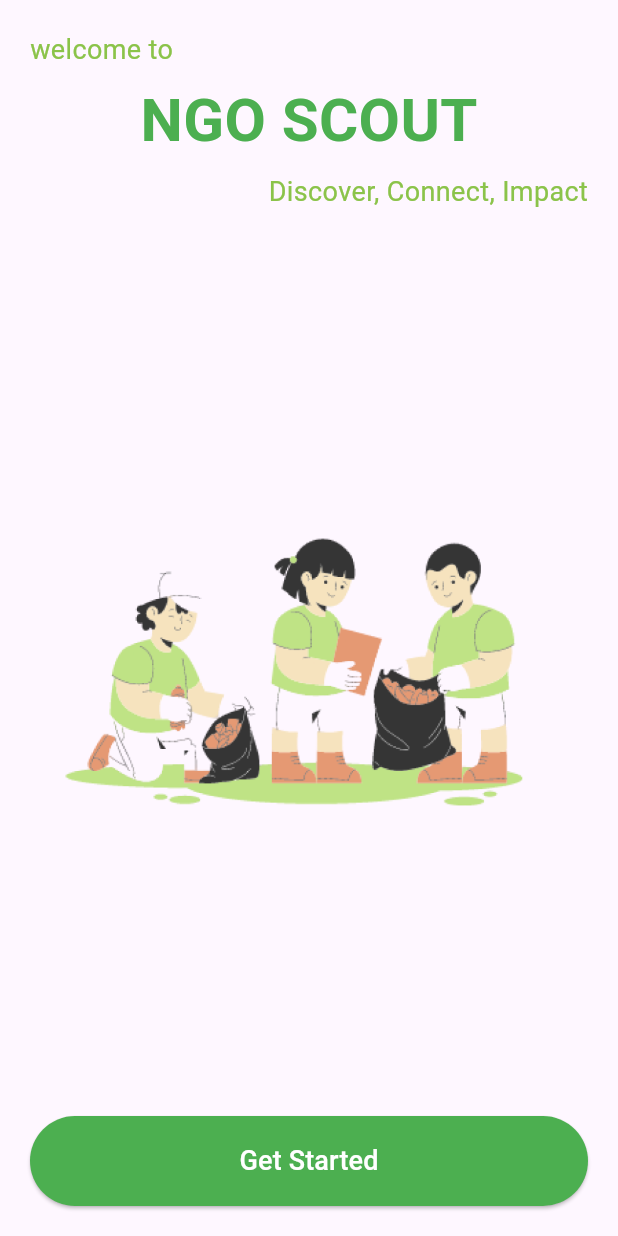
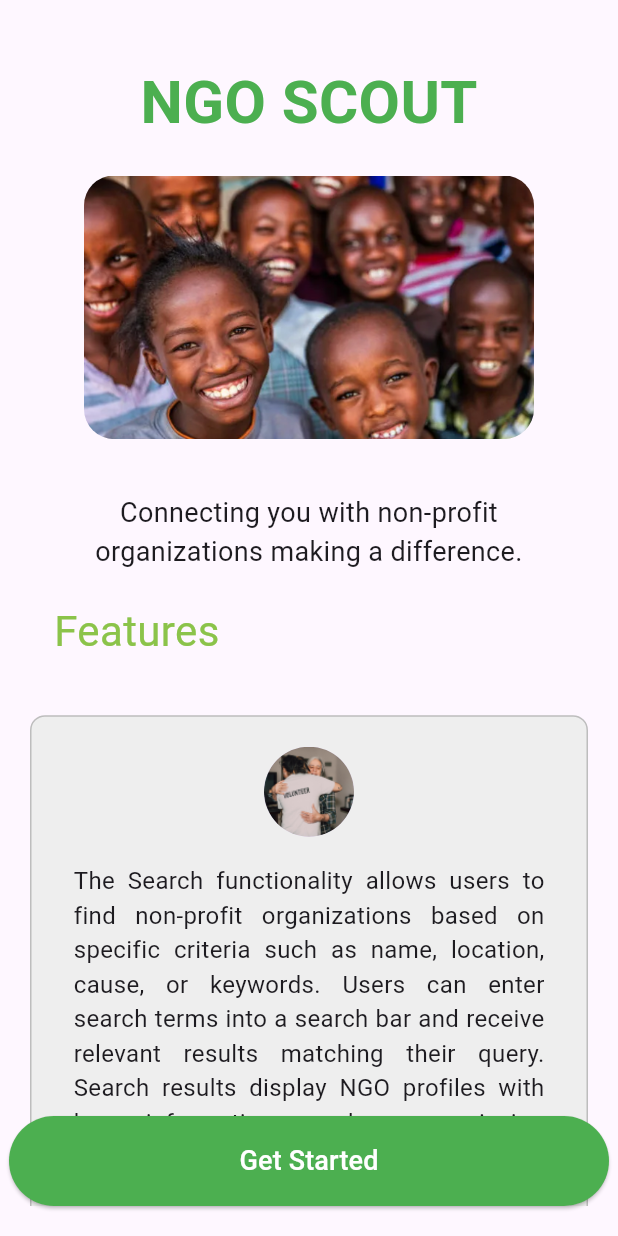
Before and after one commit to Amitkumarkoli/NGO_SCOUT, a Flutter app: the screen it shows after launch, on a phone screen of 412 x 824 dp. Run offline on Flutter 3.47's test engine with Material 3 defaults, Android fonts, the phone set to English and light mode, and no system bars.

Commit message:
add new content screen

```diff
--- a/lib/core/theme/dark_theme.dart
+++ b/lib/core/theme/dark_theme.dart
@@ -5,7 +5,7 @@ class DarkTheme {
     return ThemeData(
       primarySwatch: Colors.blue,
       brightness: Brightness.dark,
-      // Add other dark theme settings here
+
     );
   }
 }
--- a/lib/core/theme/light_theme.dart
+++ b/lib/core/theme/light_theme.dart
@@ -5,7 +5,6 @@ class LightTheme {
     return ThemeData(
       primarySwatch: Colors.blue,
       brightness: Brightness.light,
-      // Add other light theme settings here
     );
   }
 }
--- a/lib/features/domain/providers/welcome_provider.dart
+++ b/lib/features/domain/providers/welcome_provider.dart
@@ -1,12 +1,12 @@
 import 'package:flutter/material.dart';
 
-class WelcomeProvider with ChangeNotifier {
-  String _welcomeMessage = "Welcome to NGO Connect!";
+class WelcomeProvider extends ChangeNotifier {
+  bool _showNewContent = false;
 
-  String get welcomeMessage => _welcomeMessage;
+  bool get showNewContent => _showNewContent;
 
-  void updateMessage(String newMessage) {
-    _welcomeMessage = newMessage;
+  void showNewScreen() {
+    _showNewContent = true;
     notifyListeners();
   }
 }
--- a/lib/features/presentation/screens/scrollable_content_screen.dart
+++ b/lib/features/presentation/screens/scrollable_content_screen.dart
@@ -1,26 +1,118 @@
 import 'package:flutter/material.dart';
 
-class ContentScreen extends StatelessWidget {
-  const ContentScreen({super.key});
-
+class NewContentScreen extends StatelessWidget {
   @override
   Widget build(BuildContext context) {
     return Scaffold(
-      body: SingleChildScrollView(
-        child: Column(
-          children: [
-            Image.asset('assets/images/children_image.png'),
-            const Padding(
-              padding: EdgeInsets.all(16.0),
-              child: Text(
-                'This is the content screen with images and text.',
-                style: TextStyle(fontSize: 18),
+      body: Padding(
+        padding: const EdgeInsets.all(20.0),
+        child: SingleChildScrollView(
+          child: Column(
+            crossAxisAlignment: CrossAxisAlignment.center,
+            children: [
+              SizedBox(height: 20),
+              Text(
+                'NGO SCOUT',
+                style: TextStyle(
+                  fontSize: 40,
+                  fontWeight: FontWeight.bold,
+                  color: Colors.green[500],
+                ),
               ),
-            ),
-            // Add more content as needed
-          ],
+              SizedBox(height: 20),
+              ClipRRect(
+                borderRadius: BorderRadius.circular(20),
+                child: Image.asset(
+                  'assets/images/children_image_2.png',
+                  width: 300,
+                  fit: BoxFit.cover,
+                ),
+              ),
+              SizedBox(height: 20),
+              Padding(
+                padding: const EdgeInsets.all(16.0),
+                child: Column(
+                  crossAxisAlignment: CrossAxisAlignment.start,
+                  children: [
+                    Text(
+                      'Connecting you with non-profit organizations making a difference.',
+                      textAlign: TextAlign.center,
+                      style: TextStyle(fontSize: 18),
+                    ),
+                    SizedBox(height: 20),
+                    Text(
+                      'Features',
+                      style: TextStyle(
+                        fontSize: 28,
+                        fontWeight: FontWeight.w400,
+                        color: Colors.lightGreen,
+                      ),
+                    ),
+                  ],
+                ),
+              ),
+              SizedBox(height: 10),
+              buildContentContainer(
+                'assets/images/avatar1.png',
+                'The Search functionality allows users to find non-profit organizations based '
+                'on specific criteria such as name, location, cause, or keywords. Users can '
+                'enter search terms into a search bar and receive relevant results matching '
+                'their query. Search results display NGO profiles with key information such as '
+                'mission statements, contact details, and ongoing projects.',
+              ),
+              buildContentContainer(
+                'assets/images/avatar2.png',
+                'Detailed NGO profiles offer comprehensive information about each '
+                'organization. This includes mission statements, objectives, impact metrics, '
+                'contact information, social media links, and project details. Users can explore '
+                'these profiles to learn more about the NGO’s activities, achievements, and '
+                'current initiatives.',
+              ),
+              buildContentContainer(
+                'assets/images/avatar3.png',
+                'The interactive map integration feature allows users to visually explore NGOs '
+                'based on their geographical locations. Users can view markers or pins '
+                'representing different organizations on the map. They can interact with these '
+                'markers to access brief information about each NGO, such as mission focus '
+                'and contact details.',
+              ),
+            ],
+          ),
         ),
       ),
     );
   }
+
+  Widget buildContentContainer(String avatarImage, String paragraphText) {
+    return Container(
+      margin: EdgeInsets.symmetric(vertical: 10),
+      padding: EdgeInsets.all(20),
+      decoration: BoxDecoration(
+        color: Colors.grey[200],
+        borderRadius: BorderRadius.circular(10),
+        border: Border.all(
+          color: Colors.grey[400]!,
+          width: 1,
+        ),
+      ),
+      child: Column(
+        crossAxisAlignment: CrossAxisAlignment.center,
+        children: [
+          CircleAvatar(
+            radius: 30,
+            backgroundImage: AssetImage(avatarImage),
+          ),
+          SizedBox(height: 10),
+          Padding(
+            padding: const EdgeInsets.all(8.0),
+            child: Text(
+              paragraphText,
+              textAlign: TextAlign.justify,
+              style: TextStyle(fontSize: 16),
+            ),
+          ),
+        ],
+      ),
+    );
+  }
 }
--- a/lib/features/presentation/screens/welcome_screen.dart
+++ b/lib/features/presentation/screens/welcome_screen.dart
@@ -1,21 +1,36 @@
 import 'package:flutter/material.dart';
+import 'package:ngo_scout/features/presentation/screens/scrollable_content_screen.dart';
 import 'package:provider/provider.dart';
 import '../../domain/providers/welcome_provider.dart';
 
-class WelcomeScreen extends StatelessWidget {
-  const WelcomeScreen({super.key});
+class WelcomeScreen extends StatefulWidget {
+  @override
+  _WelcomeScreenState createState() => _WelcomeScreenState();
+}
+
+class _WelcomeScreenState extends State<WelcomeScreen> {
+  @override
+  void initState() {
+    super.initState();
+    Future.delayed(Duration(seconds: 5), () {
+      Provider.of<WelcomeProvider>(context, listen: false).showNewScreen();
+    });
+  }
 
   @override
   Widget build(BuildContext context) {
     final welcomeProvider = Provider.of<WelcomeProvider>(context);
 
     return Scaffold(
-      body: Padding(
+      body: Stack(
+        children: [
+          if (!welcomeProvider.showNewContent) ...[
+            Padding(
               padding: const EdgeInsets.all(20.0),
               child: Column(
                 crossAxisAlignment: CrossAxisAlignment.start,
                 children: [
-            const Text(
+                  Text(
                     'welcome to',
                     style: TextStyle(
                       fontSize: 18,
@@ -23,7 +38,7 @@ class WelcomeScreen extends StatelessWidget {
                       color: Colors.lightGreen,
                     ),
                   ),
-            const SizedBox(height: 6),
+                  SizedBox(height: 6),
                   Center(
                     child: Text(
                       'NGO SCOUT',
@@ -34,8 +49,8 @@ class WelcomeScreen extends StatelessWidget {
                       ),
                     ),
                   ),
-            const SizedBox(height: 6),
-            const Align(
+                  SizedBox(height: 6),
+                  Align(
                     alignment: Alignment.centerRight,
                     child: Text(
                       'Discover, Connect, Impact',
@@ -46,17 +61,28 @@ class WelcomeScreen extends StatelessWidget {
                       ),
                     ),
                   ),
-            const Spacer(),
-            SizedBox(
-              width: 600,
+                  Spacer(),
+                  Center(
+                    child: SizedBox(
+                      width: 700,
                       height: 400,
                       child: Image.asset(
                         'assets/images/children_image.png',
                         fit: BoxFit.cover,
                       ),
                     ),
-            const Spacer(),
-            Center(
+                  ),
+                  Spacer(),
+                ],
+              ),
+            ),
+          ] else
+            NewContentScreen(),
+          Positioned(
+            bottom: 20,
+            left: 0,
+            right: 0,
+            child: Center(
               child: SizedBox(
                 width: 400,
                 height: 60,
@@ -66,17 +92,17 @@ class WelcomeScreen extends StatelessWidget {
                     foregroundColor: Colors.white,
                   ),
                   onPressed: () {
-                    welcomeProvider.updateMessage("Let's Get Started!");
+
                   },
-                  child: const Text(
+                  child: Text(
                     'Get Started',
                     style: TextStyle(fontSize: 18),
                   ),
                 ),
               ),
             ),
+          ),
         ],
-        ),
       ),
     );
   }
--- a/lib/main.dart
+++ b/lib/main.dart
@@ -1,32 +1,23 @@
 import 'package:flutter/material.dart';
+import 'package:ngo_scout/features/domain/providers/welcome_provider.dart';
+import 'package:ngo_scout/features/presentation/screens/welcome_screen.dart';
 import 'package:provider/provider.dart';
-import 'core/routes/app_routes.dart';
-import 'core/theme/app_theme.dart';
-import 'features/domain/providers/welcome_provider.dart';
-import 'features/presentation/screens/welcome_screen.dart';
 
 void main() {
-  runApp(const NGOConnectApp());
+  runApp(MyApp());
 }
 
-class NGOConnectApp extends StatelessWidget {
-  const NGOConnectApp({super.key});
-
+class MyApp extends StatelessWidget {
   @override
   Widget build(BuildContext context) {
-    return MultiProvider(
-      providers: [
-        ChangeNotifierProvider(create: (_) => WelcomeProvider()),
-      ],
+    return ChangeNotifierProvider(
+      create: (context) => WelcomeProvider(),
       child: MaterialApp(
-        debugShowCheckedModeBanner: false,
-        title: 'NGO Connect',
-        theme: AppTheme.lightTheme,
-        darkTheme: AppTheme.darkTheme,
-        initialRoute: AppRoutes.welcome,
-        routes: {
-          AppRoutes.welcome: (context) => const WelcomeScreen(),
-        },
+        title: 'NGO Scout',
+        theme: ThemeData(
+          primarySwatch: Colors.green,
+        ),
+        home: WelcomeScreen(),
       ),
     );
   }
--- a/pubspec.yaml
+++ b/pubspec.yaml
@@ -62,6 +62,11 @@ flutter:
   # To add assets to your application, add an assets section, like this:
   assets:
     - assets/images/children_image.png
+    - assets/images/children_image_2.png
+    - assets/images/avatar1.png
+    - assets/images/avatar2.png
+    - assets/images/avatar3.png
+
 
   # An image asset can refer to one or more resolution-specific "variants", see
   # https://flutter.dev/assets-and-images/#resolution-aware
```
Also changed, not shown: assets/images/avatar1.png (added), assets/images/avatar2.png (added), assets/images/avatar3.png (added), assets/images/children_image_2.png (added), 1 other file. Lines whose indentation alone changed are shown as unchanged.
